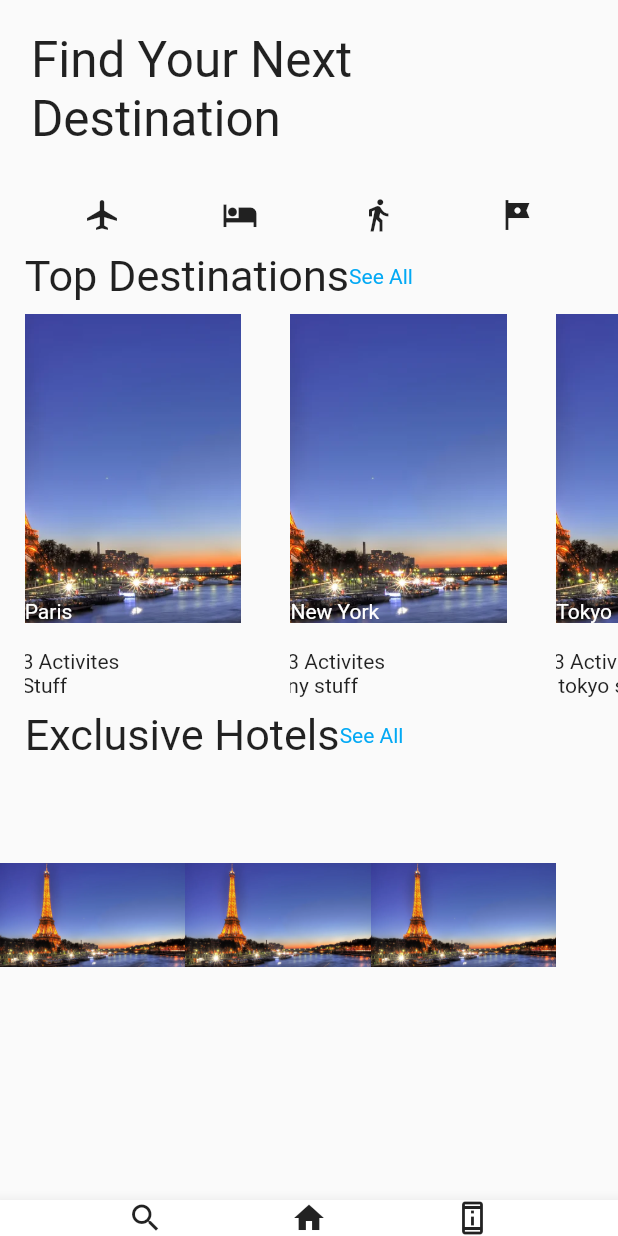
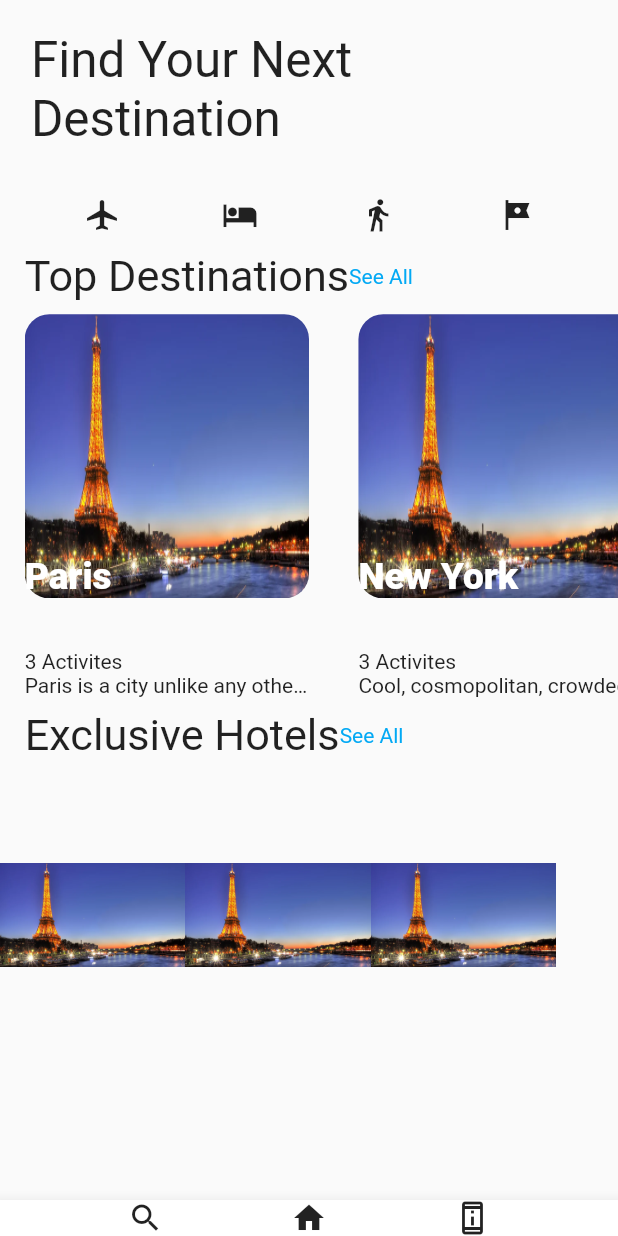
Before and after one commit to L1ght5p33D/travel_app_ui_flutter, a Flutter app: the screen it shows after launch, on a phone screen of 412 x 824 dp. Run offline on Flutter 3.47's test engine with Material 2 defaults, Android fonts, the phone set to English and light mode, and no system bars.

Commit message:
dest carousel style progress

```diff
--- a/lib/destinationCaro.dart
+++ b/lib/destinationCaro.dart
@@ -1,22 +1,26 @@
 import 'package:flutter/material.dart';
+import 'package:travel_places_ui/destinationDetail.dart';
 
 List<Map> destinationdata = [
   {
     "destinationName": "Paris",
     "activityCount": "3 Activites",
-    "description": "Stuff",
+    "description":
+        "Paris is a city unlike any other. It is overflowing with culture, history, and beauty. And while people travel to Paris to see the Louvre",
     "img_path": "assets/images/paris_travel.webp"
   },
   {
     "destinationName": "New York",
     "activityCount": "3 Activites",
-    "description": "ny stuff",
+    "description":
+        "Cool, cosmopolitan, crowded, constantly evolving … the Big Apple blends big city splendor with small-town charm. Amid New York's iconic landmarks and towering skyscrapers",
     "img_path": "assets/images/paris_travel.webp"
   },
   {
     "destinationName": "Tokyo",
     "activityCount": "3 Activites",
-    "description": " tokyo stuff",
+    "description":
+        "Today, Tokyo offers a seemingly unlimited choice of shopping, entertainment, culture and dining to its visitors. The city's history can be",
     "img_path": "assets/images/paris_travel.webp"
   }
 ];
@@ -62,17 +66,23 @@ class _DestinationCarouselState extends State<DestinationCarousel> {
                       padding: EdgeInsets.fromLTRB(
                           ss.width * .04, ss.width * .02, ss.width * .04, 0.0),
                       child: GestureDetector(
-                        onTap: () {},
+                        onTap: () {
+                          Navigator.of(context)
+                              .push(MaterialPageRoute(builder: (context) {
+                            return DestinationDetail(
+                                destinationdata[destinations_idx]);
+                          }));
+                        },
                         child: Container(
-                            width: ss.width * .35,
+                            width: ss.width * .46,
                             child: Stack(
                               alignment: Alignment.topCenter,
                               children: [
                                 Positioned(
                                     bottom: ss.height * .01,
                                     child: Container(
-                                        height: ss.height * .15,
-                                        width: ss.width * .36,
+                                        height: ss.height * .47,
+                                        width: ss.width * .46,
                                         decoration: BoxDecoration(
                                             color:
                                                 Theme.of(context).canvasColor,
@@ -96,23 +106,26 @@ class _DestinationCarouselState extends State<DestinationCarousel> {
                                           ],
                                         ))),
                                 Container(
-                                  height: ss.height * .25,
+                                  height: ss.width * .46,
                                   child: Stack(children: [
                                     Hero(
                                       tag: destinationdata[destinations_idx]
                                           ["destinationName"],
                                       child: Container(
-                                            height: ss.height * .25,
-                                            width: ss.height * .25,
-                                            decoration: BoxDecoration(
+                                          height: ss.width * .46,
+                                          width: ss.width * .46,
+                                          child: ClipRRect(
                                               borderRadius:
                                                   BorderRadius.circular(
-                                                        ss.width * .02)),
+                                                      ss.width * .04),
                                               child: Image.asset(
                                                   destinationdata[
                                                           destinations_idx]
                                                       ["img_path"],
-                                                fit: BoxFit.cover))),
+                                                  height: ss.height * .25,
+                                                  width: ss.height * .25,
+                                                  fit: BoxFit.fill))),
+                                    ),
                                     Container(
                                         height: ss.height * .25,
                                         child: Column(
@@ -124,7 +137,9 @@ class _DestinationCarouselState extends State<DestinationCarousel> {
                                                         destinations_idx]
                                                     ["destinationName"],
                                                 style: TextStyle(
-                                                    color: Colors.white))
+                                                    color: Colors.white,
+                                                    fontWeight: FontWeight.w900,
+                                                    fontSize: ss.width * .06))
                                           ],
                                         ))
                                   ]),
```
Lines whose indentation alone changed are shown as unchanged.
